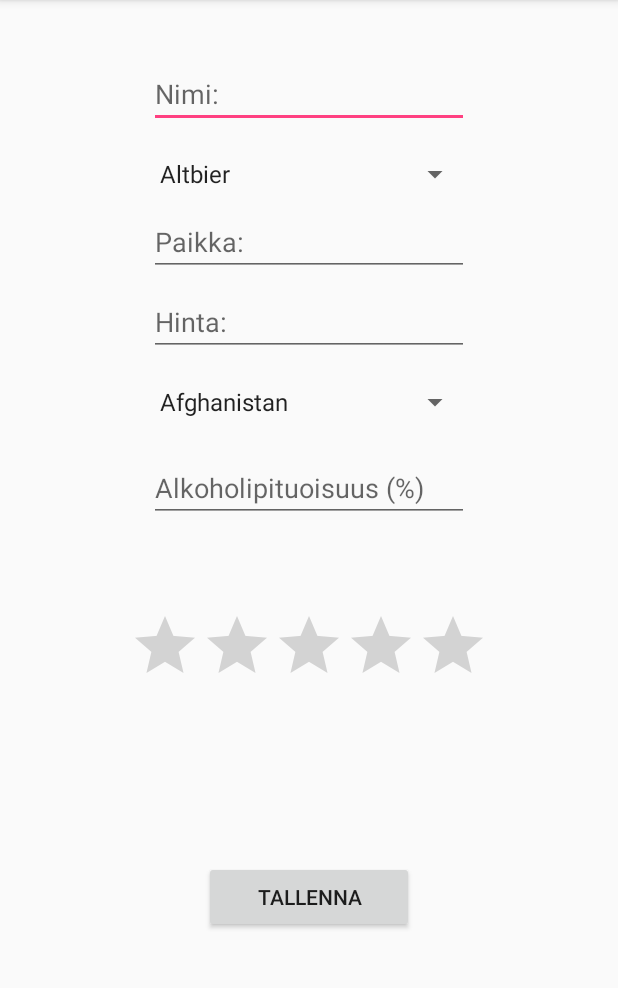
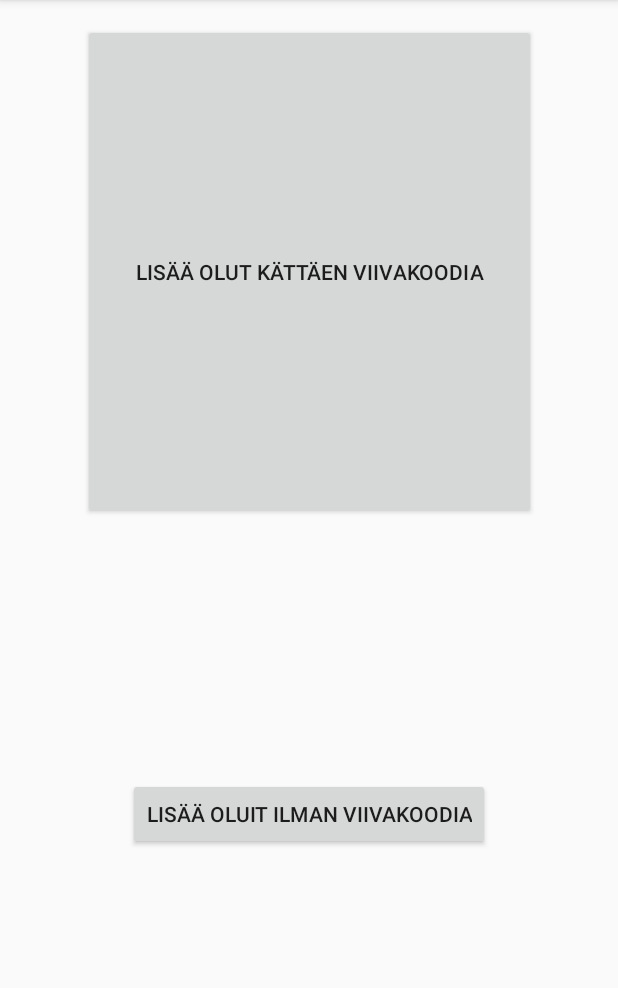
Before and after one commit to Hammaspeikko/Olutkellari, an Android app: the screen it shows after launch (ArvosteleOlutActivity before the commit, ArvosteluValintaActivity after it), after a tap on "ARVOSTELE OLUT", on a phone screen of 412 x 824 dp, the part 84-1072 px from its top. Run offline under Robolectric (Android 15) with nearby library versions, the phone set to English and light mode, and no system bars.

Commit message:
Barcode reader works. Added activity to flow. Changed olut_id to text as the id value might be too long for integer

```diff
--- a/app/build.gradle
+++ b/app/build.gradle
@@ -24,9 +24,12 @@ dependencies {
     androidTestCompile('com.android.support.test.espresso:espresso-core:2.2.2', {
         exclude group: 'com.android.support', module: 'support-annotations'
     })
+
     compile 'com.android.support:appcompat-v7:24.2.1'
     compile 'com.android.support.constraint:constraint-layout:1.0.0-beta3'
     compile 'com.android.support:design:24.2.1'
-    compile 'com.android.support:recyclerview-v7:24.1.1'
+    compile 'com.android.support:recyclerview-v7:24.2.1'
+    compile 'com.google.android.gms:play-services:10.0.1'
+    compile 'com.android.support:support-v4:24.2.1'
     testCompile 'junit:junit:4.12'
 }
--- /dev/null
+++ b/app/src/main/java/com/bignerdranch/android/olutkellari/ArvosteluValintaActivity.java
@@ -0,0 +1,37 @@
+package com.bignerdranch.android.olutkellari;
+
+import android.content.Intent;
+import android.support.v7.app.AppCompatActivity;
+import android.os.Bundle;
+import android.view.View;
+import android.widget.Button;
+
+public class ArvosteluValintaActivity extends AppCompatActivity implements View.OnClickListener {
+
+    @Override
+    protected void onCreate(Bundle savedInstanceState) {
+        super.onCreate(savedInstanceState);
+        setContentView(R.layout.activity_arvostelu_valinta);
+
+        Button viivakoodi = (Button) findViewById(R.id.viivakoodiValinta);
+        Button eiviivakoodia = (Button) findViewById(R.id.ilmanViivakoodiaValinta);
+
+        viivakoodi.setOnClickListener(this);
+        eiviivakoodia.setOnClickListener(this);
+    }
+
+    @Override
+    public void onClick(View v) {
+        int viiva = R.id.viivakoodiValinta;
+        int ilman = R.id.ilmanViivakoodiaValinta;
+        int id = v.getId();
+        if(id == viiva){
+            Intent intent = new Intent(getApplicationContext(), ViivakoodiActivity.class);
+            startActivity(intent);
+        }else if (id == ilman){
+            Intent intent = new Intent(getApplicationContext(), ArvosteleOlutActivity.class);
+            startActivity(intent);
+        }
+
+    }
+}
--- a/app/src/main/java/com/bignerdranch/android/olutkellari/MainActivity.java
+++ b/app/src/main/java/com/bignerdranch/android/olutkellari/MainActivity.java
@@ -18,6 +18,7 @@ public class MainActivity extends AppCompatActivity implements View.OnClickListe
         Button profiili = (Button) findViewById(R.id.profiili);
         Button selaaOluita = (Button) findViewById(R.id.selaaOluita);
 
+
         arvosteleOlut.setOnClickListener(this);
         profiili.setOnClickListener(this);
         selaaOluita.setOnClickListener(this);
@@ -32,7 +33,7 @@ public class MainActivity extends AppCompatActivity implements View.OnClickListe
             final int selaa = R.id.selaaOluita;
             int id = v.getId();
           if(id == arvostele){
-                Intent intent = new Intent(getApplicationContext(), ArvosteleOlutActivity.class);
+                Intent intent = new Intent(getApplicationContext(), ArvosteluValintaActivity.class);
                 startActivity(intent);
             }else if(id == profiili){
                 Intent intent = new Intent(getApplicationContext(), ProfiiliActivity.class);
--- /dev/null
+++ b/app/src/main/res/layout/activity_arvostelu_valinta.xml
@@ -0,0 +1,36 @@
+<?xml version="1.0" encoding="utf-8"?>
+<android.support.constraint.ConstraintLayout xmlns:android="http://schemas.android.com/apk/res/android"
+    xmlns:app="http://schemas.android.com/apk/res-auto"
+    xmlns:tools="http://schemas.android.com/tools"
+    android:id="@+id/activity_arvostelu_valinta"
+    android:layout_width="match_parent"
+    android:layout_height="match_parent"
+    tools:context="com.bignerdranch.android.olutkellari.ArvosteluValintaActivity">
+
+    <Button
+        android:text="Lisää olut kättäen viivakoodia"
+        android:layout_width="302dp"
+        android:layout_height="330dp"
+        android:id="@+id/viivakoodiValinta"
+        android:layout_marginEnd="16dp"
+        app:layout_constraintRight_toRightOf="parent"
+        android:layout_marginStart="16dp"
+        app:layout_constraintLeft_toLeftOf="parent"
+        android:layout_marginTop="16dp"
+        app:layout_constraintTop_toTopOf="parent" />
+
+    <Button
+        android:text="lisää oluit ilman viivakoodia"
+        android:layout_width="wrap_content"
+        android:layout_height="wrap_content"
+        android:id="@+id/ilmanViivakoodiaValinta"
+        android:layout_marginTop="8dp"
+        app:layout_constraintTop_toBottomOf="@+id/viivakoodiValinta"
+        android:layout_marginEnd="16dp"
+        app:layout_constraintRight_toRightOf="parent"
+        android:layout_marginStart="16dp"
+        app:layout_constraintLeft_toLeftOf="parent"
+        app:layout_constraintBottom_toBottomOf="parent"
+        android:layout_marginBottom="16dp"
+        app:layout_constraintVertical_bias="0.47000003" />
+</android.support.constraint.ConstraintLayout>
--- a/app/src/main/res/values/colors.xml
+++ b/app/src/main/res/values/colors.xml
@@ -3,4 +3,6 @@
     <color name="colorPrimary">#3F51B5</color>
     <color name="colorPrimaryDark">#303F9F</color>
     <color name="colorAccent">#ff4081</color>
+
+    <color name="black_overlay">#66000000</color>
 </resources>
--- a/app/src/main/res/values/strings.xml
+++ b/app/src/main/res/values/strings.xml
@@ -91,4 +91,8 @@
         "when a user tries to pick up one of cards.\n\n"
     </string>
     <string name="action_settings">Settings</string>
+
+    <string name="title_activity_skannaa">SkannaaActivity</string>
+    <string name="dummy_button">Dummy Button</string>
+    <string name="dummy_content">DUMMY\nCONTENT</string>
 </resources>
--- a/app/src/main/res/values/styles.xml
+++ b/app/src/main/res/values/styles.xml
@@ -17,4 +17,16 @@
 
     <style name="AppTheme.PopupOverlay" parent="ThemeOverlay.AppCompat.Light" />
 
+    <style name="FullscreenTheme" parent="AppTheme">
+        <item name="android:actionBarStyle">@style/FullscreenActionBarStyle</item>
+        <item name="android:windowActionBarOverlay">true</item>
+        <item name="android:windowBackground">@null</item>
+        <item name="metaButtonBarStyle">?android:attr/buttonBarStyle</item>
+        <item name="metaButtonBarButtonStyle">?android:attr/buttonBarButtonStyle</item>
+    </style>
+
+    <style name="FullscreenActionBarStyle" parent="Widget.AppCompat.ActionBar">
+        <item name="android:background">@color/black_overlay</item>
+    </style>
+
 </resources>
```
Also changed, not shown: app/src/main/AndroidManifest.xml (+10 -1 lines), app/src/main/java/com/bignerdranch/android/olutkellari/ArvosteleOlutActivity.java (+41 -8 lines), app/src/main/java/com/bignerdranch/android/olutkellari/DatabaseOperations.java (+4 -6 lines), app/src/main/java/com/bignerdranch/android/olutkellari/SelaaOluita.java (+2 -7 lines), app/src/main/java/com/bignerdranch/android/olutkellari/SkannaaActivity.java (added, +96 -0 lines), app/src/main/java/com/bignerdranch/android/olutkellari/ViivakoodiActivity.java (added, +51 -0 lines), app/src/main/res/layout/activity_main.xml (+12 -0 lines), app/src/main/res/layout/activity_skannaa.xml (added, +20 -0 lines), app/src/main/res/layout/activity_viivakoodi.xml (added, +23 -0 lines), app/src/main/res/values/attrs.xml (added, +12 -0 lines).
